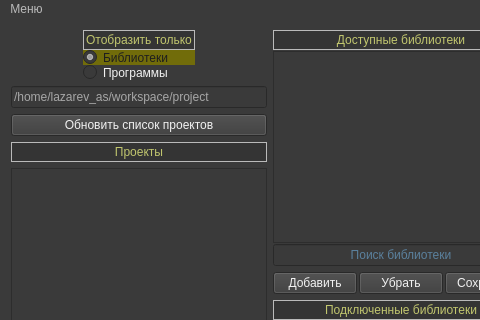
Old version of the form src/gui/mainwindow.ui in the repository VinTRiZz/ProjectUtility; both pictures show x 0 to 480 and y 0 to 320 of the 1021 by 715 pixel window.
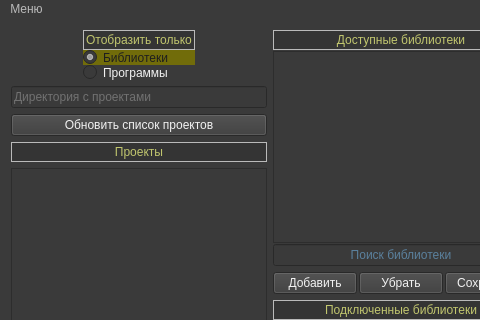
New version of the form. The open tabs and pages were chosen to show the change.

The edit to the form file:
```diff
--- a/src/gui/mainwindow.ui
+++ b/src/gui/mainwindow.ui
@@ -1027,7 +1027,7 @@
            <string notr="true">color: rgb(167, 167, 167);</string>
           </property>
           <property name="text">
-           <string>/home/lazarev_as/workspace/project</string>
+           <string/>
           </property>
           <property name="placeholderText">
            <string>Директория с проектами</string>
```
Left out of the diff: 2 changed lines with no effect on the pictures.
